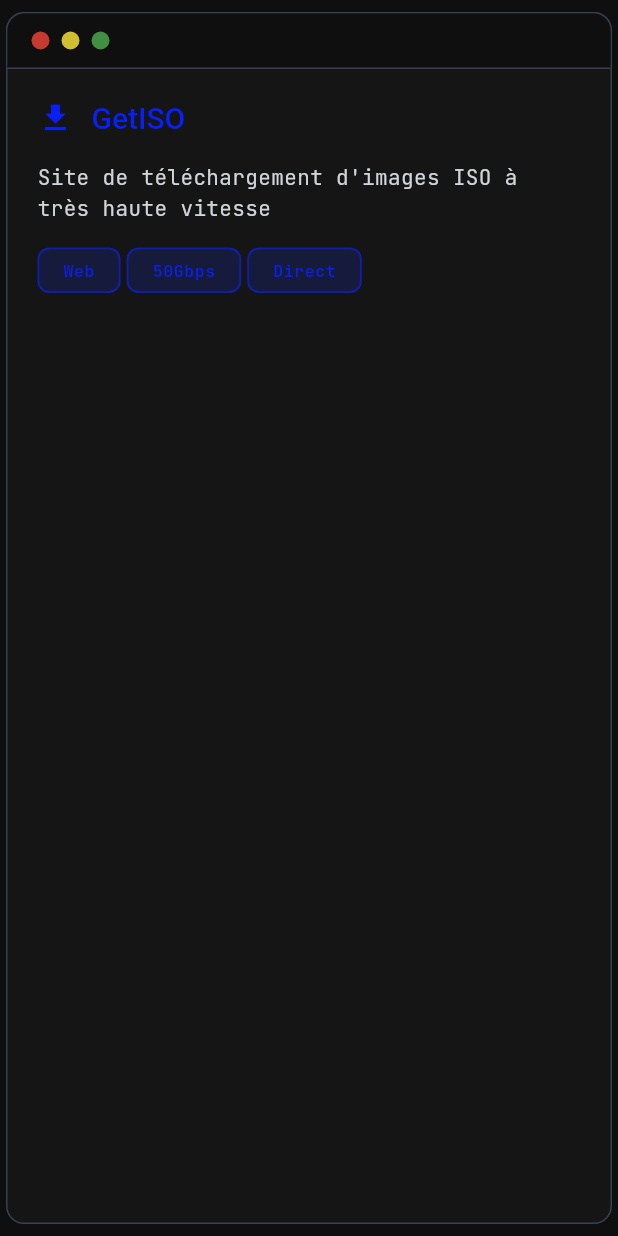
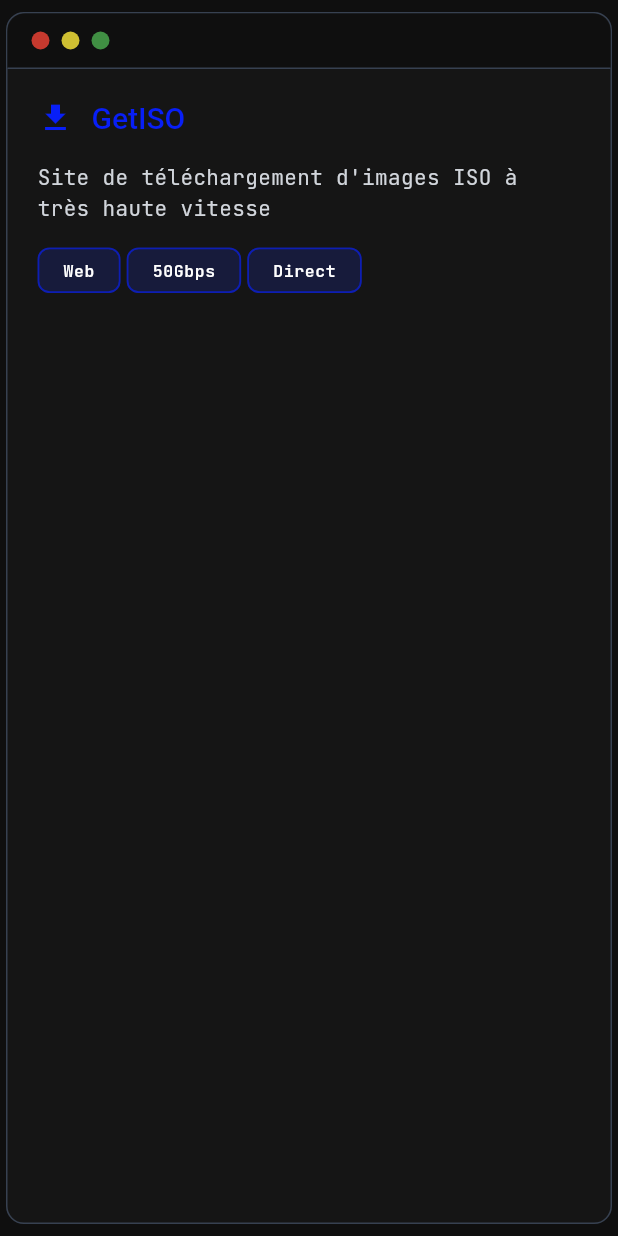
Before and after one commit to 2c2t-dev/twoctwot_website, a Flutter app: the _ProjectCard widget shown alone on an empty page, opened directly, on a phone screen of 412 x 824 dp. Run offline on Flutter 3.47's test engine with Material 3 defaults, Android fonts, the phone set to English and light mode, and no system bars; drawn by our look-alikes of flutter_animate; our stand-ins replace animated_text_kit, flutter_riverpod, font_awesome_flutter, go_router, google_fonts, responsive_framework.

Commit message:
🎨 Amélioration de la visibilité des tags

```diff
--- a/lib/features/home/presentation/pages/home_page.dart
+++ b/lib/features/home/presentation/pages/home_page.dart
@@ -320,7 +320,7 @@ class _ProjectCard extends StatelessWidget {
                   style: Theme.of(context).textTheme.bodySmall?.copyWith(
                     fontSize: 11,
                     fontWeight: FontWeight.w600,
-                    color: AppTheme.primaryColor,
+                    color: Colors.white,
                   ),
                 ),
                 backgroundColor: AppTheme.primaryColor.withValues(alpha: 0.15),
```
